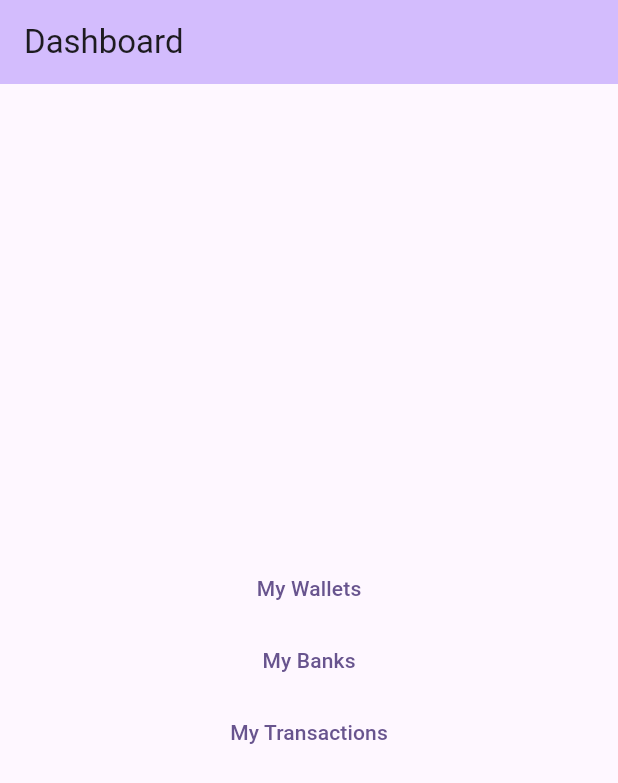
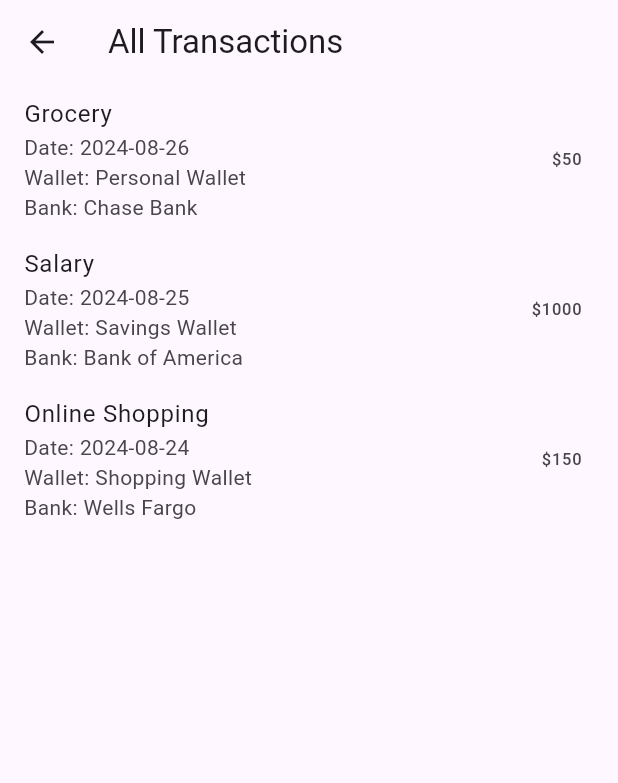
Before and after one commit to KonikaBraswal/coco, a Flutter app: the screen it shows after launch, after a tap on "My Transactions", on a phone screen of 412 x 824 dp. Shown: the top 783 px of the screen. Run offline on Flutter 3.47's test engine with Material 3 defaults, Android fonts, the phone set to English and light mode, and no system bars.

Commit message:
all transactions

```diff
--- a/lib/addbank.dart
+++ b/lib/addbank.dart
@@ -6,7 +6,7 @@ class AddBankPage extends StatelessWidget{
   @override
 
   Widget build(BuildContext context) {
-    final _formKey=GlobalKey<FormState>();
+    final formKey=GlobalKey<FormState>();
     return Scaffold(
       appBar: AppBar(
         title: const Text("Add Bank"),
@@ -14,7 +14,7 @@ class AddBankPage extends StatelessWidget{
       body: Padding(
         padding: const EdgeInsets.all(16.0),
         child: Form(
-          key: _formKey,
+          key: formKey,
           child: Column(
             mainAxisAlignment: MainAxisAlignment.center,
             children: <Widget>[
@@ -73,7 +73,7 @@ class AddBankPage extends StatelessWidget{
 
               ElevatedButton(onPressed: (){
                 //ADD CODE TO DATABASE
-                if(_formKey.currentState?.validate()??false){
+                if(formKey.currentState?.validate()??false){
                   ScaffoldMessenger.of(context).showSnackBar(
                     const SnackBar(content: Text("Submitted")),
                   );
--- a/lib/addwallet.dart
+++ b/lib/addwallet.dart
@@ -6,7 +6,7 @@ class AddWalletPage extends StatelessWidget{
   @override
 
   Widget build(BuildContext context) {
-    final _formKey=GlobalKey<FormState>();
+    final formKey=GlobalKey<FormState>();
   return Scaffold(
     appBar: AppBar(
       title: const Text("Add Wallet"),
@@ -14,7 +14,7 @@ class AddWalletPage extends StatelessWidget{
     body: Padding(
       padding: const EdgeInsets.all(16.0),
       child: Form(
-        key: _formKey,
+        key: formKey,
         child: Column(
           mainAxisAlignment: MainAxisAlignment.center,
           children: <Widget>[
@@ -73,7 +73,7 @@ class AddWalletPage extends StatelessWidget{
 
             ElevatedButton(onPressed: (){
               //ADD CODE TO DATABASE
-              if(_formKey.currentState?.validate()??false){
+              if(formKey.currentState?.validate()??false){
                 ScaffoldMessenger.of(context).showSnackBar(
                   const SnackBar(content: Text("Submitted")),
                 );
--- /dev/null
+++ b/lib/alltransactions.dart
@@ -0,0 +1,55 @@
+import 'package:flutter/material.dart';
+
+class AllTransactionsPage extends StatelessWidget {
+  // Sample data for transactions with wallet and bank details
+  final List<Map<String, String>> transactions = [
+    {
+      'date': '2024-08-26',
+      'description': 'Grocery',
+      'amount': '\$50',
+      'wallet': 'Personal Wallet',
+      'bank': 'Chase Bank',
+    },
+    {
+      'date': '2024-08-25',
+      'description': 'Salary',
+      'amount': '\$1000',
+      'wallet': 'Savings Wallet',
+      'bank': 'Bank of America',
+    },
+    {
+      'date': '2024-08-24',
+      'description': 'Online Shopping',
+      'amount': '\$150',
+      'wallet': 'Shopping Wallet',
+      'bank': 'Wells Fargo',
+    },
+  ];
+
+  @override
+  Widget build(BuildContext context) {
+    return Scaffold(
+      appBar: AppBar(
+        title: Text('All Transactions'),
+      ),
+      body: ListView.builder(
+        itemCount: transactions.length,
+        itemBuilder: (context, index) {
+          final transaction = transactions[index];
+          return ListTile(
+            title: Text(transaction['description']!),
+            subtitle: Column(
+              crossAxisAlignment: CrossAxisAlignment.start,
+              children: [
+                Text('Date: ${transaction['date']}'),
+                Text('Wallet: ${transaction['wallet']}'),
+                Text('Bank: ${transaction['bank']}'),
+              ],
+            ),
+            trailing: Text(transaction['amount']!),
+          );
+        },
+      ),
+    );
+  }
+}
--- a/lib/bankdetails.dart
+++ b/lib/bankdetails.dart
@@ -100,10 +100,10 @@ class BankDetailsPage extends StatelessWidget {
               onPressed: () {
                 // Add functionality to delete the bank
               },
-              child: const Text("Delete Bank"),
               style: ElevatedButton.styleFrom(
                 backgroundColor: Colors.red, // Set delete button color to red
               ),
+              child: const Text("Delete Bank"),
             ),
           ],
         ),
--- a/lib/main.dart
+++ b/lib/main.dart
@@ -1,3 +1,4 @@
+import 'package:coco/alltransactions.dart';
 import 'package:coco/mybanks.dart';
 import 'package:coco/mywallets.dart';
 import 'package:flutter/material.dart';
@@ -68,6 +69,10 @@ class _MyHomePageState extends State<MyHomePage> {
             ),
             TextButton(
                 onPressed: (){
+                  Navigator.push(
+                    context,
+                    MaterialPageRoute(builder: (context)=> AllTransactionsPage()),
+                  );
                   //ADD TRANSACTIONS PAGE
                 },
                 child: const Text('My Transactions')
--- a/lib/walletdetails.dart
+++ b/lib/walletdetails.dart
@@ -95,10 +95,10 @@ class WalletDetailsPage extends StatelessWidget {
               onPressed: () {
                 // Add functionality to delete the wallet
               },
-              child: const Text("Delete Wallet"),
               style: ElevatedButton.styleFrom(
                 backgroundColor: Colors.red, // Set delete button color to red
               ),
+              child: const Text("Delete Wallet"),
             ),
           ],
         ),
```
